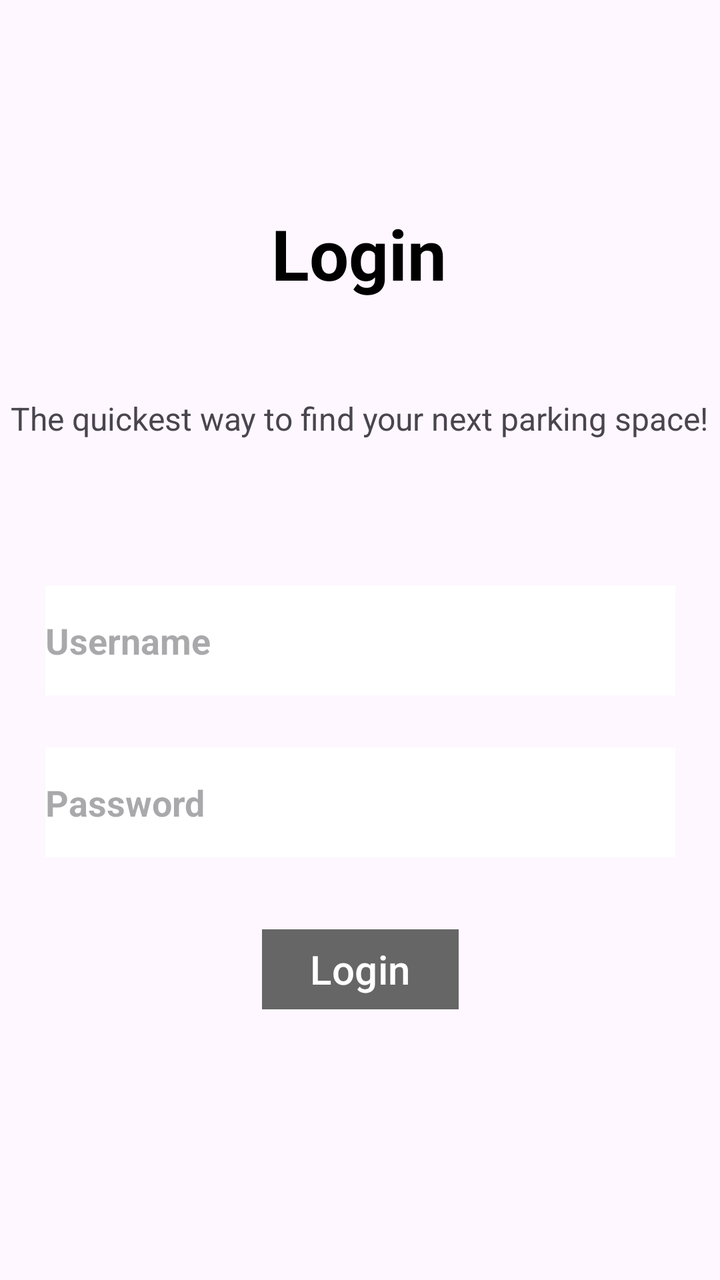
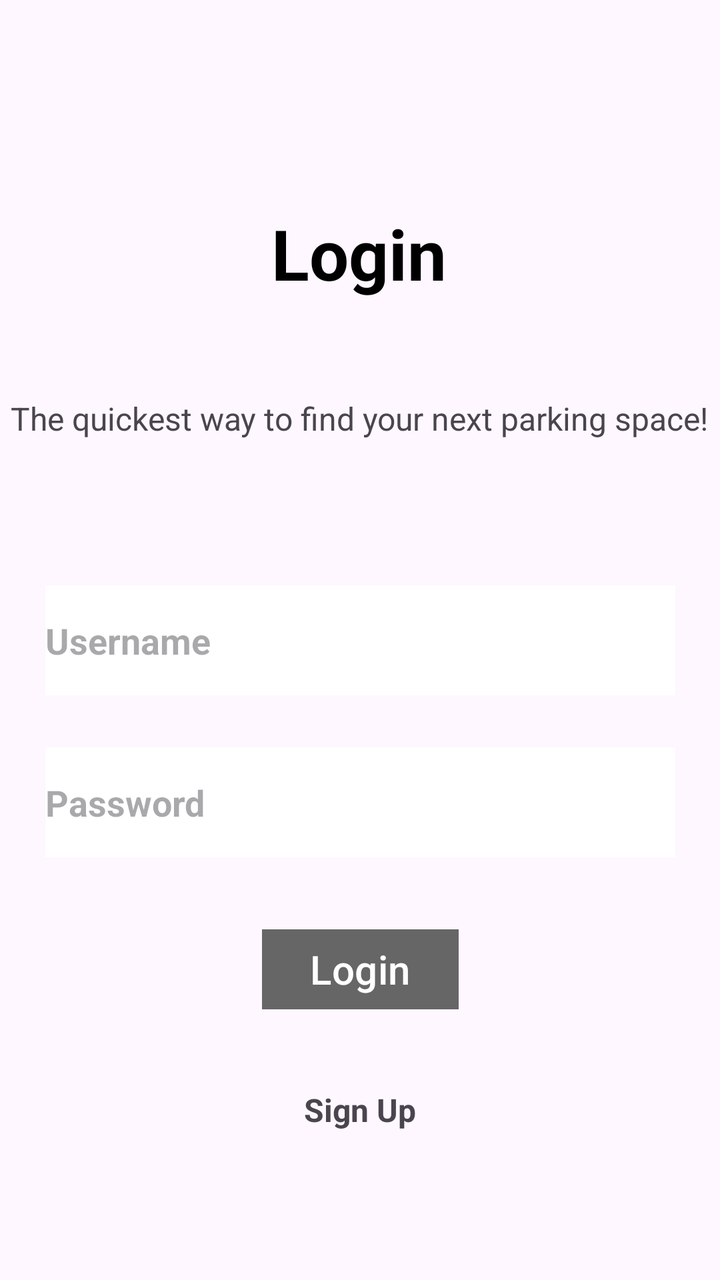

Before-and-after screenshots of an Android layout around one commit, followed by the original layout XML and the change that was made.
<!-- AndroidManifest.xml: application theme Theme.Campus_Bike_Rack_Locator -->
<!-- res/layout/activity_login.xml -->
<?xml version="1.0" encoding="utf-8"?>
<androidx.constraintlayout.widget.ConstraintLayout xmlns:android="http://schemas.android.com/apk/res/android"
    xmlns:app="http://schemas.android.com/apk/res-auto"
    xmlns:tools="http://schemas.android.com/tools"
    android:layout_width="match_parent"
    android:layout_height="match_parent">

    <EditText
        android:id="@+id/editTextText2"
        android:layout_width="315dp"
        android:layout_height="55dp"
        android:background="@color/white"
        android:ems="10"
        android:hint="@string/username"
        android:textColor="@color/card_gray"
        android:textStyle="bold"
        app:layout_constraintBottom_toBottomOf="parent"
        app:layout_constraintEnd_toEndOf="parent"
        app:layout_constraintStart_toStartOf="parent"
        app:layout_constraintTop_toTopOf="parent" />

    <EditText
        android:id="@+id/editTextText3"
        android:layout_width="315dp"
        android:layout_height="55dp"
        android:background="@color/white"
        android:ems="10"
        android:hint="@string/password"
        android:textColor="@color/card_gray"
        android:textStyle="bold"
        app:layout_constraintBottom_toBottomOf="parent"
        app:layout_constraintEnd_toEndOf="parent"
        app:layout_constraintStart_toStartOf="parent"
        app:layout_constraintTop_toTopOf="parent"
        app:layout_constraintVertical_bias="0.639" />

    <TextView
        android:id="@+id/textView2"
        android:layout_width="wrap_content"
        android:layout_height="wrap_content"
        android:text="@string/login"
        android:textAlignment="center"
        android:textColor="@color/black"
        android:textSize="35sp"
        android:textStyle="bold"
        app:layout_constraintBottom_toBottomOf="parent"
        app:layout_constraintEnd_toEndOf="parent"
        app:layout_constraintHorizontal_bias="0.498"
        app:layout_constraintStart_toStartOf="parent"
        app:layout_constraintTop_toTopOf="parent"
        app:layout_constraintVertical_bias="0.174" />

    <TextView
        android:id="@+id/textView3"
        android:layout_width="wrap_content"
        android:layout_height="wrap_content"
        android:text="The quickest way to find your next parking space!"
        android:textSize="16sp"
        app:layout_constraintBottom_toBottomOf="parent"
        app:layout_constraintEnd_toEndOf="parent"
        app:layout_constraintHorizontal_bias="0.492"
        app:layout_constraintStart_toStartOf="parent"
        app:layout_constraintTop_toTopOf="parent"
        app:layout_constraintVertical_bias="0.321" />

    <Button
        android:id="@+id/login_button"
        android:layout_width="wrap_content"
        android:layout_height="wrap_content"
        android:backgroundTint="@color/dark_gray"
        android:text="@string/login"
        android:textSize="20sp"
        app:cornerRadius="0dp"
        app:layout_constraintBottom_toBottomOf="parent"
        app:layout_constraintEnd_toEndOf="parent"
        app:layout_constraintStart_toStartOf="parent"
        app:layout_constraintTop_toTopOf="parent"
        app:layout_constraintVertical_bias="0.778" />
</androidx.constraintlayout.widget.ConstraintLayout>
<!-- resources referenced by this layout -->
<resources>
  <color name="black">#000000</color>&gt;
  <color name="card_gray">#BDBDBD</color>
  <color name="dark_gray">#666666</color>&gt;
  <color name="white">#FFFFFF</color>
  <string name="login">Login</string>
  <string name="password">Password</string>
  <string name="username">Username</string>
  <style name="Theme.Campus_Bike_Rack_Locator" parent="Base.Theme.Campus_Bike_Rack_Locator" />
  <style name="Base.Theme.Campus_Bike_Rack_Locator" parent="Theme.Material3.DayNight.NoActionBar">
          
          
      </style>
</resources>

<!-- the commit's change to res/layout/activity_login.xml (unified diff, before → after) -->
@@ -76,4 +76,17 @@
         app:layout_constraintStart_toStartOf="parent"
         app:layout_constraintTop_toTopOf="parent"
         app:layout_constraintVertical_bias="0.778" />
+
+    <TextView
+        android:id="@+id/signup_link"
+        android:layout_width="wrap_content"
+        android:layout_height="wrap_content"
+        android:text="@string/sign_up"
+        android:textSize="16sp"
+        android:textStyle="bold"
+        app:layout_constraintBottom_toBottomOf="parent"
+        app:layout_constraintEnd_toEndOf="parent"
+        app:layout_constraintStart_toStartOf="parent"
+        app:layout_constraintTop_toTopOf="parent"
+        app:layout_constraintVertical_bias="0.88" />
 </androidx.constraintlayout.widget.ConstraintLayout>
<!-- resource entries referenced after the edit -->
@@ -6,6 +6,7 @@
   <color name="white">#FFFFFF</color>
   <string name="login">Login</string>
   <string name="password">Password</string>
+  <string name="sign_up">Sign Up</string>
   <string name="username">Username</string>
   <style name="Theme.Campus_Bike_Rack_Locator" parent="Base.Theme.Campus_Bike_Rack_Locator" />
   <style name="Base.Theme.Campus_Bike_Rack_Locator" parent="Theme.Material3.DayNight.NoActionBar">
